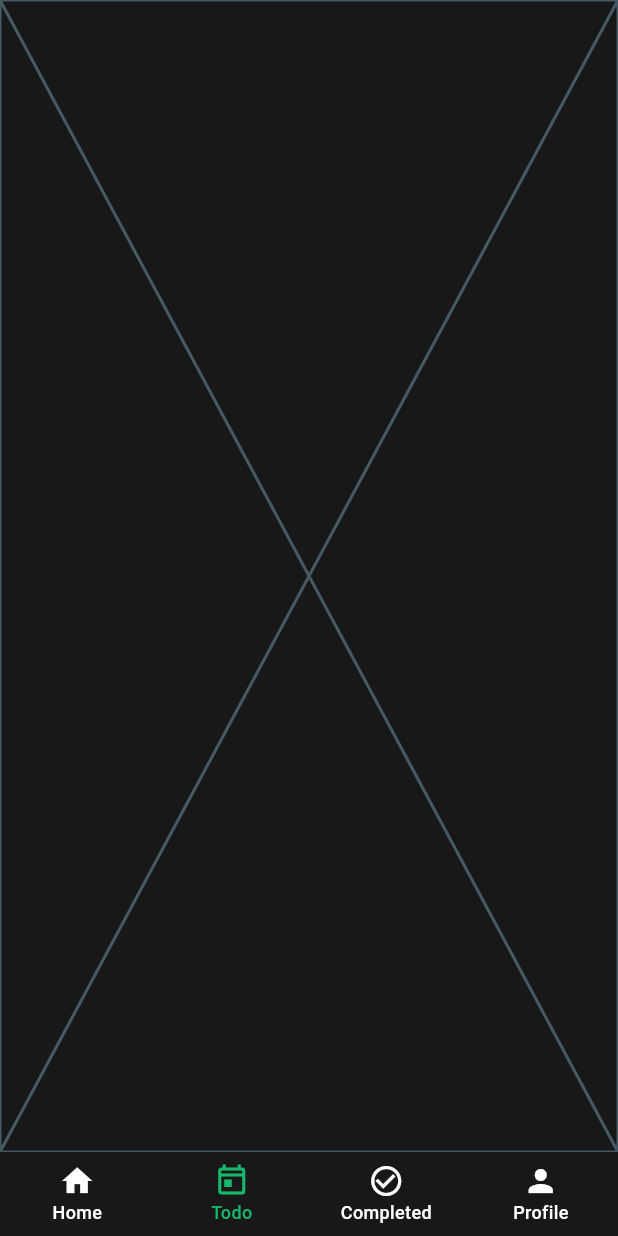
After one commit to HebaBakry/Tasky, a Flutter app: the MainScreen screen opened directly, item 2 of the bottom bar chosen, on a phone screen of 412 x 824 dp. The commit adds this screen. Run offline on Flutter 3.47's test engine with Material 3 defaults, Android fonts, the phone set to English and light mode, and no system bars; our stand-ins replace flutter_svg, shared_preferences; accounts and stored records are empty.

Commit message:
added bottomNavBar

```diff
--- /dev/null
+++ b/tasky/lib/main_screen.dart
@@ -0,0 +1,53 @@
+import 'package:flutter/material.dart';
+import 'package:tasky/completed_tasks_screen.dart';
+import 'package:tasky/home_screen.dart';
+import 'package:tasky/profile_screen.dart';
+import 'package:tasky/to_do_screen.dart';
+
+class MainScreen extends StatefulWidget {
+  MainScreen({super.key});
+
+  @override
+  State<MainScreen> createState() => _MainScreenState();
+}
+
+class _MainScreenState extends State<MainScreen> {
+  List<Widget> screens = [
+    HomeScreen(),
+    ToDoScreen(),
+    CompletedTasksScreen(),
+    ProfileScreen(),
+  ];
+
+  int _currentIndex = 0;
+
+  @override
+  Widget build(BuildContext context) {
+    return Scaffold(
+      body: screens[_currentIndex],
+      bottomNavigationBar: BottomNavigationBar(
+        items: const [
+          BottomNavigationBarItem(icon: Icon(Icons.home), label: 'Home'),
+          BottomNavigationBarItem(
+            icon: Icon(Icons.today_outlined),
+            label: 'Todo',
+          ),
+          BottomNavigationBarItem(
+            icon: Icon(Icons.check_circle_outline),
+            label: 'Completed',
+          ),
+          BottomNavigationBarItem(icon: Icon(Icons.person), label: 'Profile'),
+        ],
+        currentIndex: _currentIndex,
+        selectedItemColor: Color(0xFF15B86C),
+        unselectedItemColor: Colors.white,
+        backgroundColor: Color(0xFF181818),
+        onTap: (index) {
+          setState(() {
+            _currentIndex = index;
+          });
+        },
+      ),
+    );
+  }
+}
--- /dev/null
+++ b/tasky/lib/to_do_screen.dart
@@ -0,0 +1,10 @@
+import 'package:flutter/material.dart';
+
+class ToDoScreen extends StatelessWidget {
+  const ToDoScreen({super.key});
+
+  @override
+  Widget build(BuildContext context) {
+    return const Placeholder();
+  }
+}
```
Also changed, not shown: tasky/lib/completed_tasks_screen.dart (added, +10 -0 lines), tasky/lib/main.dart (+16 -2 lines), tasky/lib/profile_screen.dart (added, +10 -0 lines).
